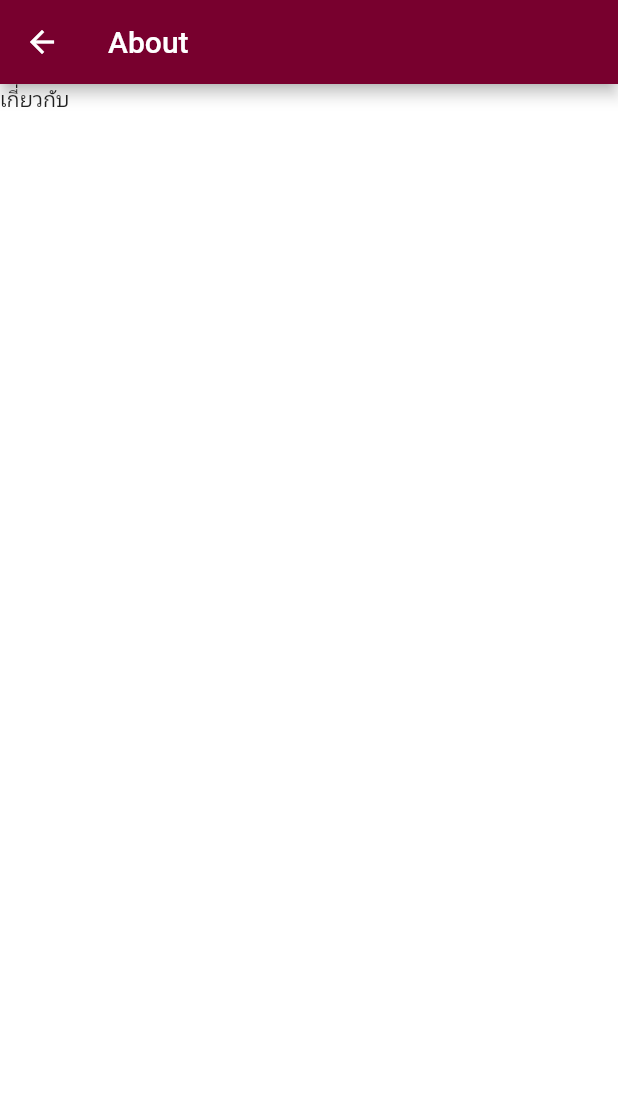
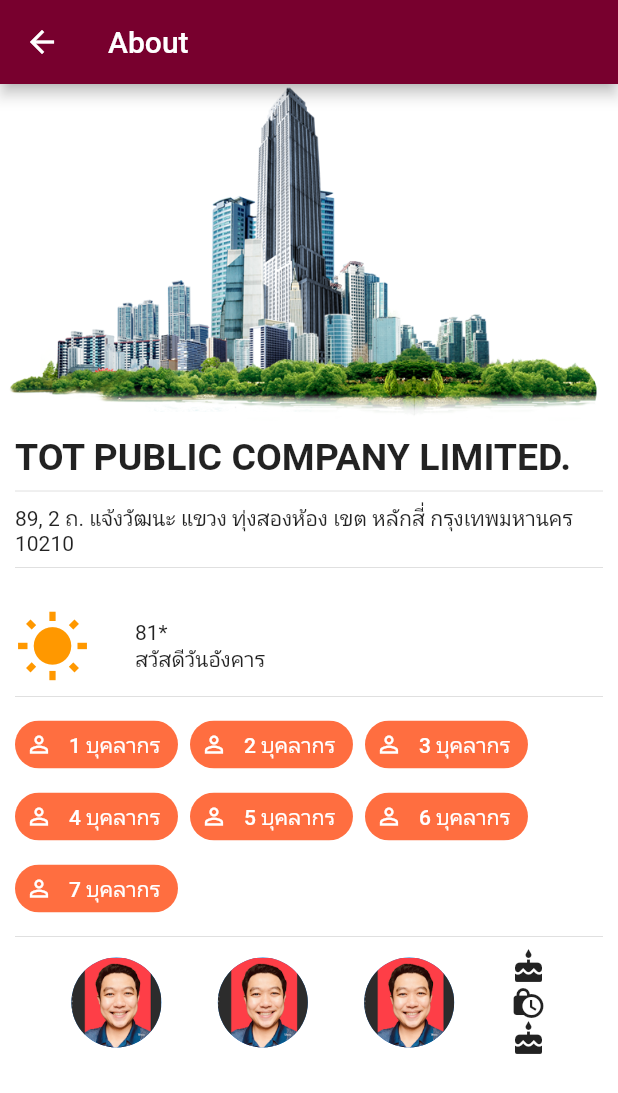
Before and after one commit to rawatboonchoo/FlutterCourses, a Flutter app: the AboutPage screen opened directly, on a phone screen of 412 x 824 dp. Shown: the top 1093 px of the screen. Run offline on Flutter 3.47's test engine with Material 2 defaults, Android fonts, the phone set to English and light mode, and no system bars.

Commit message:
update about

```diff
--- a/flutterapp/lib/pages/home_stack/about_page.dart
+++ b/flutterapp/lib/pages/home_stack/about_page.dart
@@ -1,3 +1,4 @@
+
 import 'package:flutter/material.dart';
 
 //statefuW
@@ -17,7 +18,83 @@ class _AboutPageState extends State<AboutPage> {
       appBar: AppBar(
         title: Text('About'),
       ),
-      body: Text(message),
+      body: SingleChildScrollView(
+        //SingleChildScrollView เกียวกับหน้าจอเล็กใหญ่ไม่เท่ากัน
+          child: Column(
+            crossAxisAlignment: CrossAxisAlignment.start,
+            children: [
+              Image.asset('assets/images/building.png'),
+              SafeArea(
+                child:Padding(
+                  padding:EdgeInsets.all(10),
+                  child: Column(
+                    //crossAxisAlignment : ซ้ายไปขวา
+                    //mainAxisAlignment: บนลงล่าง
+                    crossAxisAlignment: CrossAxisAlignment.stretch,
+                    children: [
+                      Text('TOT PUBLIC COMPANY LIMITED.',style:TextStyle(fontSize:25,fontWeight:FontWeight.bold )),
+                      Divider(),//เส้นคั้นสีเท่าๆ
+                      Text('89, 2 ถ. แจ้งวัฒนะ แขวง ทุ่งสองห้อง เขต หลักสี่ กรุงเทพมหานคร 10210'),
+                      Divider(),//เส้นคั้นสีเท่าๆ
+                      SizedBox(height: 20,),//กล่องขั้น
+                      Row(
+                        children: [
+                          Column(
+                            children: [
+                              // Text('data'),
+                              // SizedBox(height: 20,),
+                              Icon(Icons.wb_sunny,color: Colors.orange,size: 50,),
+                            ],
+                          ),
+                          SizedBox(width: 30),
+                          Column(
+                            crossAxisAlignment: CrossAxisAlignment.start,
+                            children: [
+                              Row(children: [Text('81*'),]),
+                               Row(children: [Text('สวัสดีวันอังคาร'),]),
+                            ],
+                          )
+                        ],
+                      ),
+                      Divider(),
+                      Wrap(
+                        spacing: 8, //ระยะห่าง
+                        children: List.generate(7, (index) =>
+                          //List.generate
+                          Chip(
+                            label: Text('${index + 1} บุคลากร', style: TextStyle(color: Colors.white),),
+                            avatar: Icon(Icons.person_outline,color:Colors.white,),
+                            backgroundColor: Colors.deepOrangeAccent,
+                            ),
+                        ),
+                      ),
+                      Divider(),
+                      Row(
+                        mainAxisAlignment: MainAxisAlignment.spaceEvenly,
+                        children: [
+                          CircleAvatar(backgroundImage:AssetImage('assets/images/me.png'),radius: 30,),
+                          CircleAvatar(backgroundImage:AssetImage('assets/images/me.png'),radius: 30,),
+                          CircleAvatar(backgroundImage:AssetImage('assets/images/me.png'),radius: 30,),
+                          SizedBox(
+
+                            child: Column(
+                              crossAxisAlignment: CrossAxisAlignment.end,
+                              children: [
+                                Icon(Icons.cake),
+                                Icon(Icons.lock_clock),
+                                Icon(Icons.cake),
+                              ],
+                            ),
+                          )
+                        ],
+                      ),
+
+                    ],
+                  ),
+                )),
+            ],
+          ),
+      ),
     );
   }
 }
```
